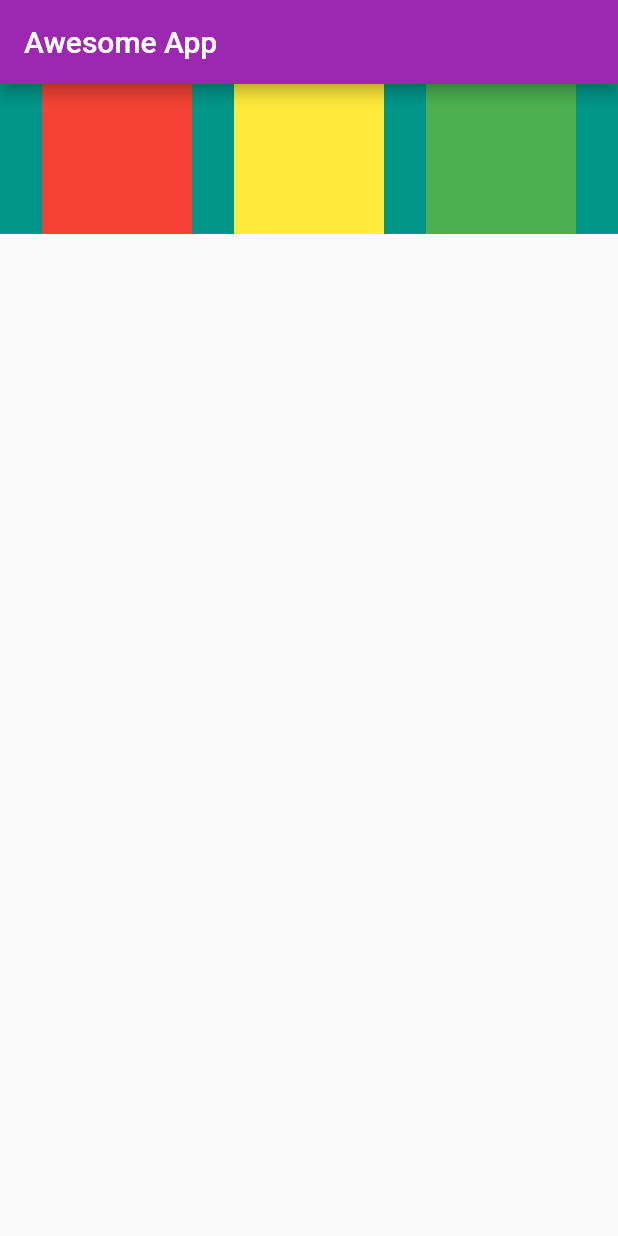
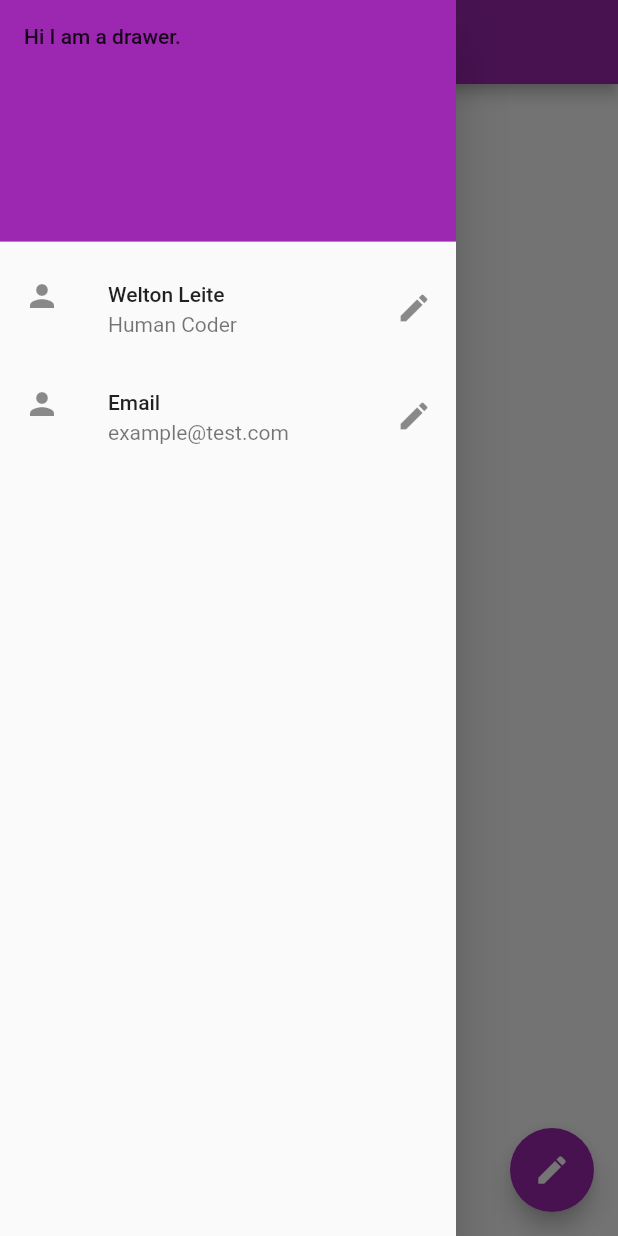
Before and after one commit to wwwwelton/flutter-essentials-freecodecamp, a Flutter app: the screen it shows after launch, with the side drawer open (before the commit the screen has no drawer), on a phone screen of 412 x 824 dp. Run offline on Flutter 3.47's test engine with Material 2 defaults, Android fonts, the phone set to English and light mode, and no system bars.

Commit message:
feat: add Drawer with DrawerHeader

```diff
--- a/awesome_app/lib/main.dart
+++ b/awesome_app/lib/main.dart
@@ -16,37 +16,41 @@ class HomePage extends StatelessWidget {
       appBar: AppBar(
         title: const Text("Awesome App"),
       ),
-      body: Container(
-        height: 100,
-        color: Colors.teal,
-        child: Row(
-          mainAxisAlignment: MainAxisAlignment.spaceEvenly,
-          crossAxisAlignment: CrossAxisAlignment.stretch,
-          children: <Widget>[
-            Container(
-              padding: const EdgeInsets.all(8),
-              width: 100,
-              height: 100,
-              color: Colors.red,
-              alignment: Alignment.center,
+      body: Center(
+        child: Container(
+          height: 100,
+          width: 100,
+          color: Colors.teal,
+        ),
+      ),
+      drawer: Drawer(
+        child: ListView(
+          padding: const EdgeInsets.all(0),
+          children: const [
+            DrawerHeader(
+              child: Text("Hi I am a drawer."),
+              decoration: BoxDecoration(color: Colors.purple),
             ),
-            Container(
-              padding: const EdgeInsets.all(8),
-              width: 100,
-              height: 100,
-              color: Colors.yellow,
-              alignment: Alignment.center,
+            ListTile(
+              leading: Icon(Icons.person),
+              title: Text("Welton Leite"),
+              subtitle: Text("Human Coder"),
+              trailing: Icon(Icons.edit),
             ),
-            Container(
-              padding: const EdgeInsets.all(8),
-              width: 100,
-              height: 100,
-              color: Colors.green,
-              alignment: Alignment.center,
+            ListTile(
+              leading: Icon(Icons.person),
+              title: Text("Email"),
+              subtitle: Text("example@test.com"),
+              trailing: Icon(Icons.edit),
             ),
           ],
         ),
       ),
+      floatingActionButton: FloatingActionButton(
+        onPressed: () {},
+        child: Icon(Icons.edit),
+      ),
+      floatingActionButtonLocation: FloatingActionButtonLocation.endFloat,
     );
   }
 }
```
